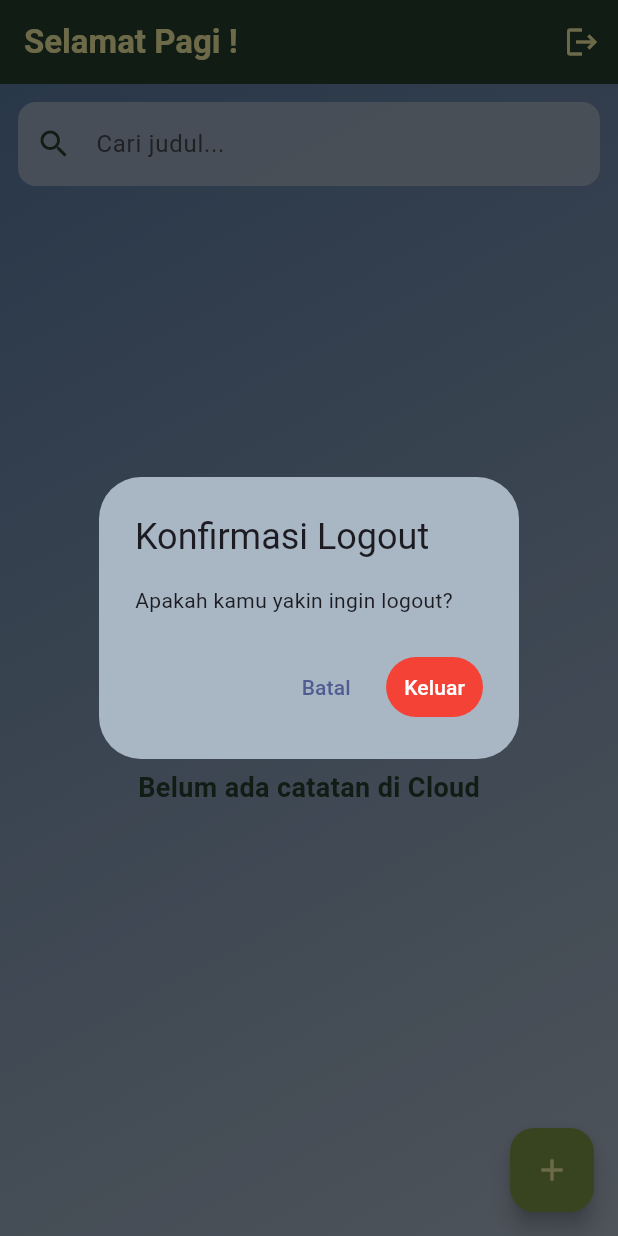
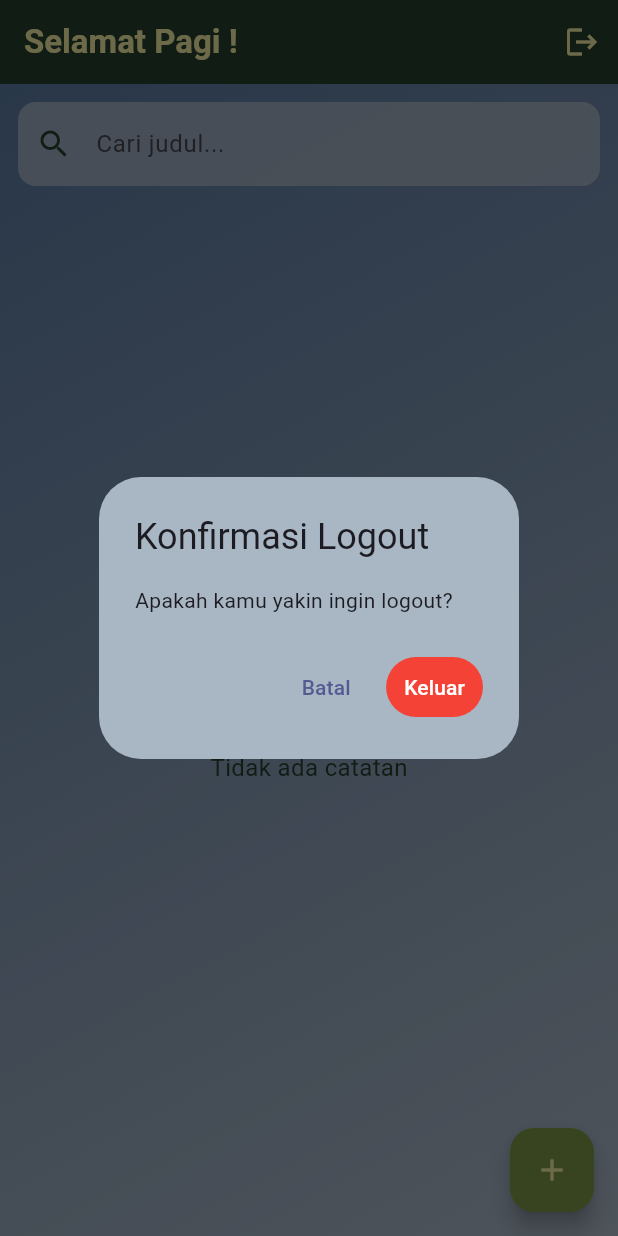
Before and after one commit to nxmgh27/LogbookApp---Modul-4, a Flutter app: the LogView screen opened directly with empty values, after a tap on the "logout" icon, on a phone screen of 412 x 824 dp. Run offline on Flutter 3.47's test engine with Material 3 defaults, Android fonts, the phone set to English and light mode, and no system bars; our stand-ins replace flutter_dotenv, shared_preferences; missing offline and left inert: mongo_dart; accounts and stored records are empty; statements that could not run were skipped.

Commit message:
Homework Cosmetic & UX Enhancement

```diff
--- a/lib/features/logbook/log_view.dart
+++ b/lib/features/logbook/log_view.dart
@@ -21,7 +21,7 @@ class _LogViewState extends State<LogView> {
   final TextEditingController _contentController = TextEditingController();
   final TextEditingController _searchController = TextEditingController();
 
-  final List<String> _categories = ["Pekerjaan", "Belajar", "Pribadi"];
+  final List<String> _categories = ["Pekerjaan", "Urgent", "Pribadi"];
   String _selectedCategory = "Pekerjaan";
 
   late Future<List<LogModel>> _logFuture;
@@ -29,12 +29,12 @@ class _LogViewState extends State<LogView> {
   @override
   void initState() {
     super.initState();
-    _logFuture = MongoService().getLogs();
+    _logFuture = MongoService().getLog(widget.username);
   }
 
   void _refreshData() {
     setState(() {
-      _logFuture = MongoService().getLogs();
+      _logFuture = MongoService().getLog(widget.username);
     });
   }
 
@@ -46,7 +46,6 @@ class _LogViewState extends State<LogView> {
     super.dispose();
   }
 
-  // Dialog Konfirmasi Hapus
   Future<bool?> _confirmDelete(int index) async {
     return await showDialog<bool>(
       context: context,
@@ -107,7 +106,7 @@ class _LogViewState extends State<LogView> {
                 maxLines: 3,
               ),
               DropdownButtonFormField<String>(
-                value: _selectedCategory,
+                initialValue: _selectedCategory,
                 items: _categories
                     .map((c) => DropdownMenuItem(value: c, child: Text(c)))
                     .toList(),
@@ -132,12 +131,18 @@ class _LogViewState extends State<LogView> {
               ),
               onPressed: () async {
                 if (_titleController.text.isNotEmpty) {
+                  final navigator = Navigator.of(context);
+
                   await _controller.addLog(
                     _titleController.text,
                     _contentController.text,
                     _selectedCategory,
+                    widget.username,
                   );
-                  Navigator.pop(context);
+
+                  if (!mounted) return;
+
+                  navigator.pop();
                   _refreshData();
                 }
               },
@@ -176,7 +181,7 @@ class _LogViewState extends State<LogView> {
                 maxLines: 3,
               ),
               DropdownButtonFormField<String>(
-                value: _selectedCategory,
+                initialValue: _selectedCategory,
                 items: _categories
                     .map((c) => DropdownMenuItem(value: c, child: Text(c)))
                     .toList(),
@@ -200,13 +205,18 @@ class _LogViewState extends State<LogView> {
                 foregroundColor: const Color(0xFFECE69D),
               ),
               onPressed: () async {
+                final navigator = Navigator.of(context);
+
                 await _controller.updateLog(
                   index,
                   _titleController.text,
                   _contentController.text,
                   _selectedCategory,
                 );
-                Navigator.pop(context);
+
+                if (!mounted) return;
+
+                navigator.pop();
                 _refreshData();
               },
               child: const Text("Update"),
@@ -243,6 +253,61 @@ class _LogViewState extends State<LogView> {
               );
             },
             child: const Text("Keluar"),
+          ),
+        ],
+      ),
+    );
+  }
+
+  Widget _buildErrorWidget() {
+    return Center(
+      child: Column(
+        mainAxisAlignment: MainAxisAlignment.center,
+        children: [
+          const Icon(Icons.wifi_off_rounded, size: 80, color: Colors.redAccent),
+          const SizedBox(height: 24),
+          const Text(
+            "Waduh, koneksi terputus!",
+            style: TextStyle(
+              color: Color(0xFF243C2C),
+              fontSize: 20,
+              fontWeight: FontWeight.bold,
+            ),
+          ),
+          const SizedBox(height: 8),
+          const Text(
+            "Pastikan internetmu aktif dan coba lagi.",
+            textAlign: TextAlign.center,
+            style: TextStyle(color: Color(0xFF243C2C), fontSize: 14),
+          ),
+          const SizedBox(height: 24),
+          ElevatedButton(
+            style: ElevatedButton.styleFrom(
+              backgroundColor: const Color(0xFF243C2C),
+              foregroundColor: const Color(0xFFECE69D),
+              padding: const EdgeInsets.symmetric(horizontal: 32, vertical: 12),
+              shape: RoundedRectangleBorder(
+                borderRadius: BorderRadius.circular(20),
+              ),
+            ),
+            onPressed: _refreshData,
+            child: const Text("Coba Lagi"),
+          ),
+        ],
+      ),
+    );
+  }
+
+  Widget _buildEmptyWidget() {
+    return Center(
+      child: Column(
+        mainAxisAlignment: MainAxisAlignment.center,
+        children: [
+          const Icon(Icons.cloud_off, size: 48, color: Color(0xFF243C2C)),
+          const SizedBox(height: 16),
+          const Text(
+            "Tidak ada catatan",
+            style: TextStyle(color: Color(0xFF243C2C), fontSize: 16),
           ),
         ],
       ),
@@ -289,7 +354,7 @@ class _LogViewState extends State<LogView> {
                     color: Color(0xFF243C2C),
                   ),
                   filled: true,
-                  fillColor: const Color(0xFFA9B6C4).withOpacity(0.8),
+                  fillColor: const Color(0xFFA9B6C4).withValues(alpha: 0.8),
                   border: OutlineInputBorder(
                     borderRadius: BorderRadius.circular(12),
                     borderSide: BorderSide.none,
@@ -301,24 +366,12 @@ class _LogViewState extends State<LogView> {
               child: FutureBuilder<List<LogModel>>(
                 future: _logFuture,
                 builder: (context, snapshot) {
-                  if (snapshot.connectionState == ConnectionState.waiting) {
-                    return const Center(
-                      child: CircularProgressIndicator(
-                        color: Color(0xFF243C2C),
-                      ),
-                    );
+                  if (snapshot.hasError) {
+                    return _buildErrorWidget();
                   }
 
-                  if (snapshot.hasError) {
-                    return Center(
-                      child: Text(
-                        "Error: ${snapshot.error}",
-                        style: const TextStyle(color: Colors.red),
-                      ),
-                    );
-                  }
-
-                  final allLogs = snapshot.data ?? [];
+                  if (snapshot.hasData) {
+                    final allLogs = snapshot.data!;
                     final filteredLogs = allLogs
                         .where(
                           (log) => log.title.toLowerCase().contains(
@@ -327,40 +380,24 @@ class _LogViewState extends State<LogView> {
                         )
                         .toList();
 
-                  if (filteredLogs.isEmpty) {
-                    return Center(
-                      child: Column(
-                        mainAxisAlignment: MainAxisAlignment.center,
-                        children: [
-                          const Icon(
-                            Icons.cloud_off,
-                            size: 80,
-                            color: Color(0xFF243C2C),
-                          ),
-                          const SizedBox(height: 10),
-                          Text(
-                            _searchController.text.isEmpty
-                                ? "Belum ada catatan di Cloud"
-                                : "Catatan tidak ditemukan",
-                            style: const TextStyle(
-                              fontSize: 18,
-                              fontWeight: FontWeight.bold,
-                              color: Color(0xFF243C2C),
-                            ),
-                          ),
-                        ],
-                      ),
-                    );
-                  }
+                    if (filteredLogs.isEmpty) return _buildEmptyWidget();
 
-                  return ListView.builder(
+                    return RefreshIndicator(
+                      color: const Color(0xFF243C2C),
+                      onRefresh: () async => _refreshData(),
+                      child: ListView.builder(
                         itemCount: filteredLogs.length,
                         itemBuilder: (context, index) {
                           final log = filteredLogs[index];
                           return Dismissible(
-                        key: Key(log.id?.toHexString() ?? index.toString()),
+                            key: Key(
+                              log.id?.oid ??
+                                  log.id?.toString() ??
+                                  index.toString(),
+                            ),
                             direction: DismissDirection.endToStart,
-                        confirmDismiss: (direction) => _confirmDelete(index),
+                            confirmDismiss: (direction) =>
+                                _confirmDelete(index),
                             onDismissed: (direction) async {
                               await _controller.removeLog(index);
                               _refreshData();
@@ -369,16 +406,19 @@ class _LogViewState extends State<LogView> {
                               color: Colors.red,
                               alignment: Alignment.centerRight,
                               padding: const EdgeInsets.only(right: 20),
-                          child: const Icon(Icons.delete, color: Colors.white),
+                              child: const Icon(
+                                Icons.delete,
+                                color: Colors.white,
+                              ),
                             ),
                             child: LogItemWidget(
+                              index: index,
                               log: log,
-                          index: index,
                               controller: _controller,
                               onEdit: () => _showEditLogDialog(index, log),
                               onDelete: () async {
-                            final confirm = await _confirmDelete(index);
-                            if (confirm == true) {
+                                final confirmed = await _confirmDelete(index);
+                                if (confirmed == true) {
                                   await _controller.removeLog(index);
                                   _refreshData();
                                 }
@@ -386,6 +426,12 @@ class _LogViewState extends State<LogView> {
                             ),
                           );
                         },
+                      ),
+                    );
+                  }
+
+                  return const Center(
+                    child: CircularProgressIndicator(color: Color(0xFF243C2C)),
                   );
                 },
               ),
--- a/lib/features/logbook/models/log_model.dart
+++ b/lib/features/logbook/models/log_model.dart
@@ -1,12 +1,13 @@
 import 'package:mongo_dart/mongo_dart.dart';
 
 class LogModel {
-  // Menggunakan ObjectId? agar kompatibel dengan identitas unik global MongoDB [cite: 287, 288]
   final ObjectId? id;
   final String title;
   final String description;
   final DateTime date;
   final String category;
+  final String createdAt;
+  final String owner;
 
   LogModel({
     this.id,
@@ -14,9 +15,10 @@ class LogModel {
     required this.description,
     required this.date,
     required this.category,
+    required this.createdAt,
+    required this.owner,
   });
 
-  // CONVERT
   Map<String, dynamic> toMap() {
     return {
       '_id': id ?? ObjectId(),
@@ -24,6 +26,8 @@ class LogModel {
       'description': description,
       'category': category,
       'date': date.toIso8601String(),
+      'createdAt': createdAt,
+      'owner': owner,
     };
   }
 
@@ -32,8 +36,12 @@ class LogModel {
       id: map['_id'] as ObjectId?,
       title: map['title'] ?? '',
       description: map['description'] ?? '',
-      category: map['category'] ?? '',
-      date: map['date'] != null ? DateTime.parse(map['date']) : DateTime.now(),
+      date: map['date'] != null ? DateTime.now() : DateTime.now(),
+      category: map['category'] ?? 'Pribadi',
+      createdAt: map['createdAt'] != null
+          ? map['createdAt'].toString()
+          : DateTime.now().toIso8601String(),
+      owner: map['owner'] ?? 'unknown',
     );
   }
 }
--- a/lib/features/onboarding/onboarding_view.dart
+++ b/lib/features/onboarding/onboarding_view.dart
@@ -3,7 +3,7 @@ import 'package:flutter/material.dart';
 import '../auth/login_view.dart';
 
 class OnboardingView extends StatefulWidget {
-  const OnboardingView({Key? key}) : super(key: key);
+  const OnboardingView({super.key});
 
   @override
   State<OnboardingView> createState() => _OnboardingViewState();
@@ -75,7 +75,7 @@ class _OnboardingViewState extends State<OnboardingView> {
           ),
 
           // Overlay
-          Container(color: const Color(0xFF103A57).withOpacity(0.65)),
+          Container(color: const Color(0xFF103A57).withValues(alpha: 0.65)),
 
           SafeArea(
             child: Column(
--- a/lib/helpers/log_helper.dart
+++ b/lib/helpers/log_helper.dart
@@ -1,3 +1,4 @@
+import 'dart:io';
 import 'dart:developer' as dev;
 import 'package:intl/intl.dart';
 import 'package:flutter_dotenv/flutter_dotenv.dart';
@@ -15,15 +16,36 @@ class LogHelper {
     if (muteList.split(',').contains(source)) return;
 
     try {
-      String timestamp = DateFormat('HH:mm:ss').format(DateTime.now());
+      DateTime now = DateTime.now();
+      String timestamp = DateFormat('HH:mm:ss').format(now);
+      String dateStr = DateFormat('dd-MM-yyyy').format(now);
+
       String label = _getLabel(level);
       String color = _getColor(level);
 
-      dev.log(message, name: source, time: DateTime.now(), level: level * 100);
+      dev.log(message, name: source, time: now, level: level * 100);
+      print('$color[$timestamp][$label][$source] -> $message\x1B[0m');
 
-      print('$color[$timestamp][$label][$source] -> $message\x1B[0m');
+      String plainLogEntry = '[$timestamp][$label][$source] -> $message\n';
+      await _writeToFile(dateStr, plainLogEntry);
+
     } catch (e) {
       dev.log("Logging failed: $e", name: "SYSTEM", level: 1000);
+    }
+  }
+
+  static Future<void> _writeToFile(String dateStr, String logEntry) async {
+    try {
+      final logDirectory = Directory('logs');
+      if (!await logDirectory.exists()) {
+        await logDirectory.create();
+      }
+
+      final file = File('logs/$dateStr.log');
+
+      await file.writeAsString(logEntry, mode: FileMode.append);
+    } catch (e) {
+      dev.log("Gagal menulis ke file log: $e", name: "SYSTEM", level: 1000);
     }
   }
 
--- a/lib/services/mongo_service.dart
+++ b/lib/services/mongo_service.dart
@@ -2,12 +2,11 @@ import 'package:mongo_dart/mongo_dart.dart';
 import 'package:flutter_dotenv/flutter_dotenv.dart';
 import 'package:logbook_app_086/features/logbook/models/log_model.dart';
 import 'package:logbook_app_086/helpers/log_helper.dart';
+import 'dart:io';
 
 class MongoService {
-  // Implementasi Singleton Pattern
   static final MongoService _instance = MongoService._internal();
 
-  // Variabel untuk menyimpan status koneksi dan koleksi
   Db? _db;
   DbCollection? _collection;
   final String _source = "mongo_service.dart";
@@ -16,29 +15,31 @@ class MongoService {
 
   MongoService._internal();
 
-  /// Fungsi Internal untuk memastikan koleksi siap digunakan (Anti-LateInitializationError)
   Future<DbCollection> _getSafeCollection() async {
-    if (_db == null || !_db!.isConnected || _collection == null) {
+    if (_db != null && _db!.state == State.opening) {
       await LogHelper.writeLog(
-        "INFO: Koleksi belum siap, mencoba rekoneksi...",
+        "WAIT: Database sedang membuka, menunggu sinkronisasi...",
         source: _source,
         level: 3,
       );
+      while (_db!.state == State.opening) {
+        await Future.delayed(const Duration(milliseconds: 500));
+      }
+    }
+
+    if (_db == null || !_db!.isConnected || _collection == null) {
       await connect();
     }
     return _collection!;
   }
 
-  /// Inisialisasi Koneksi ke MongoDB Atlas
   Future<void> connect() async {
     try {
-      // Mengambil URI dari file .env untuk keamanan kredensial
       final dbUri = dotenv.env['MONGODB_URI'];
       if (dbUri == null) throw Exception("MONGODB_URI tidak ditemukan di .env");
 
       _db = await Db.create(dbUri);
 
-      // Timeout 15 detik agar lebih toleran terhadap jaringan seluler
       await _db!.open().timeout(
         const Duration(seconds: 15),
         onTimeout: () {
@@ -48,7 +49,6 @@ class MongoService {
         },
       );
 
-      // Menentukan koleksi 'logs' sebagai wadah data
       _collection = _db!.collection('logs');
 
       await LogHelper.writeLog(
@@ -66,9 +66,19 @@ class MongoService {
     }
   }
 
-  /// READ: Mengambil data dari Cloud
   Future<List<LogModel>> getLogs() async {
     try {
+      try {
+        final result = await InternetAddress.lookup('google.com');
+        if (result.isEmpty || result[0].rawAddress.isEmpty) {
+          throw Exception("No Internet Access");
+        }
+      } on SocketException catch (_) {
+        throw Exception(
+          "Koneksi Internet Terputus",
+        );
+      }
+
       final collection = await _getSafeCollection();
 
       await LogHelper.writeLog(
@@ -77,7 +87,6 @@ class MongoService {
         level: 3,
       );
 
-      // Mengambil data dan melakukan mapping dari BSON ke LogModel
       final List<Map<String, dynamic>> data = await collection.find().toList();
       return data.map((json) => LogModel.fromMap(json)).toList();
     } catch (e) {
@@ -86,15 +95,26 @@ class MongoService {
         source: _source,
         level: 1,
       );
-      return [];
+      rethrow;
     }
   }
 
-  /// CREATE: Menambahkan data baru ke Cloud
+  Future<List<LogModel>> getLog(String username) async {
+    try {
+      final collection = await _getSafeCollection();
+      final List<Map<String, dynamic>> data = await collection
+          .find(where.eq('owner', username))
+          .toList();
+
+      return data.map((json) => LogModel.fromMap(json)).toList();
+    } catch (e) {
+      rethrow;
+    }
+  }
+
   Future<void> insertLog(LogModel log) async {
     try {
       final collection = await _getSafeCollection();
-      // Mengirim data dalam format BSON/Map
       await collection.insertOne(log.toMap());
 
       await LogHelper.writeLog(
@@ -112,7 +132,6 @@ class MongoService {
     }
   }
 
-  /// UPDATE: Memperbarui data berdasarkan ID unik
   Future<void> updateLog(LogModel log) async {
     try {
       final collection = await _getSafeCollection();
@@ -120,7 +139,6 @@ class MongoService {
         throw Exception("ID Log tidak ditemukan untuk update");
       }
 
-      // Melakukan pembaruan dokumen berdasarkan ObjectId
       await collection.replaceOne(where.id(log.id!), log.toMap());
 
       await LogHelper.writeLog(
@@ -138,11 +156,10 @@ class MongoService {
     }
   }
 
-  /// DELETE: Menghapus dokumen dari Cloud
   Future<void> deleteLog(ObjectId id) async {
     try {
       final collection = await _getSafeCollection();
-      // Menghapus dokumen menggunakan kriteria filter ID
+
       await collection.remove(where.id(id));
 
       await LogHelper.writeLog(
@@ -160,7 +177,6 @@ class MongoService {
     }
   }
 
-  /// Fungsi untuk menutup koneksi database
   Future<void> close() async {
     if (_db != null) {
       await _db!.close();
--- a/pubspec.yaml
+++ b/pubspec.yaml
@@ -31,12 +31,14 @@ dependencies:
   flutter:
     sdk: flutter
   shared_preferences: ^2.2.2
+  path_provider: ^2.1.2
 
   # The following adds the Cupertino Icons font to your application.
   # Use with the CupertinoIcons class for iOS style icons.
   cupertino_icons: ^1.0.8
   mongo_dart: ^0.10.8
   flutter_dotenv: ^6.0.0
+  intl: ^0.20.2
 
 dev_dependencies:
   flutter_test:
```
Also changed, not shown: lib/features/auth/login_view.dart (+18 -11 lines), lib/features/logbook/counter_view.dart (+8 -6 lines), lib/features/logbook/log_controller.dart (+7 -6 lines), lib/features/logbook/widgets/log_item_widget.dart (+117 -58 lines), pubspec.lock. Lines whose indentation alone changed are shown as unchanged.
